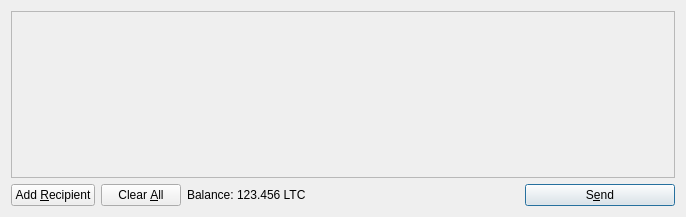
The window that src/qt/forms/sendcoinsdialog.ui (gridcoin/Gridcoin-master) describes before a commit, drawn with Qt 5.
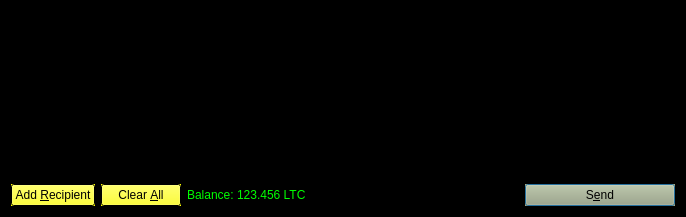
The same window after the commit. Icons and pictures are not drawn.

Diff of the .ui file:
```diff
--- a/src/qt/forms/sendcoinsdialog.ui
+++ b/src/qt/forms/sendcoinsdialog.ui
@@ -10,9 +10,130 @@
     <height>217</height>
    </rect>
   </property>
+  <property name="palette">
+   <palette>
+    <active>
+     <colorrole role="WindowText">
+      <brush brushstyle="SolidPattern">
+       <color alpha="255">
+        <red>0</red>
+        <green>255</green>
+        <blue>0</blue>
+       </color>
+      </brush>
+     </colorrole>
+     <colorrole role="Button">
+      <brush brushstyle="SolidPattern">
+       <color alpha="255">
+        <red>255</red>
+        <green>255</green>
+        <blue>0</blue>
+       </color>
+      </brush>
+     </colorrole>
+     <colorrole role="Base">
+      <brush brushstyle="SolidPattern">
+       <color alpha="255">
+        <red>255</red>
+        <green>255</green>
+        <blue>255</blue>
+       </color>
+      </brush>
+     </colorrole>
+     <colorrole role="Window">
+      <brush brushstyle="SolidPattern">
+       <color alpha="255">
+        <red>0</red>
+        <green>0</green>
+        <blue>0</blue>
+       </color>
+      </brush>
+     </colorrole>
+    </active>
+    <inactive>
+     <colorrole role="WindowText">
+      <brush brushstyle="SolidPattern">
+       <color alpha="255">
+        <red>0</red>
+        <green>255</green>
+        <blue>0</blue>
+       </color>
+      </brush>
+     </colorrole>
+     <colorrole role="Button">
+      <brush brushstyle="SolidPattern">
+       <color alpha="255">
+        <red>255</red>
+        <green>255</green>
+        <blue>0</blue>
+       </color>
+      </brush>
+     </colorrole>
+     <colorrole role="Base">
+      <brush brushstyle="SolidPattern">
+       <color alpha="255">
+        <red>255</red>
+        <green>255</green>
+        <blue>255</blue>
+       </color>
+      </brush>
+     </colorrole>
+     <colorrole role="Window">
+      <brush brushstyle="SolidPattern">
+       <color alpha="255">
+        <red>0</red>
+        <green>0</green>
+        <blue>0</blue>
+       </color>
+      </brush>
+     </colorrole>
+    </inactive>
+    <disabled>
+     <colorrole role="WindowText">
+      <brush brushstyle="SolidPattern">
+       <color alpha="255">
+        <red>120</red>
+        <green>120</green>
+        <blue>120</blue>
+       </color>
+      </brush>
+     </colorrole>
+     <colorrole role="Button">
+      <brush brushstyle="SolidPattern">
+       <color alpha="255">
+        <red>255</red>
+        <green>255</green>
+        <blue>0</blue>
+       </color>
+      </brush>
+     </colorrole>
+     <colorrole role="Base">
+      <brush brushstyle="SolidPattern">
+       <color alpha="255">
+        <red>0</red>
+        <green>0</green>
+        <blue>0</blue>
+       </color>
+      </brush>
+     </colorrole>
+     <colorrole role="Window">
+      <brush brushstyle="SolidPattern">
+       <color alpha="255">
+        <red>0</red>
+        <green>0</green>
+        <blue>0</blue>
+       </color>
+      </brush>
+     </colorrole>
+    </disabled>
+   </palette>
+  </property>
   <property name="windowTitle">
    <string>Send Coins</string>
   </property>
+  <property name="autoFillBackground">
+   <bool>true</bool>
+  </property>
   <layout class="QVBoxLayout" name="verticalLayout">
    <item>
     <widget class="QScrollArea" name="scrollArea">
@@ -63,6 +184,9 @@
        <property name="toolTip">
         <string>Send to multiple recipients at once</string>
        </property>
+       <property name="autoFillBackground">
+        <bool>true</bool>
+       </property>
        <property name="text">
         <string>Add &amp;Recipient</string>
        </property>
@@ -86,6 +210,9 @@
        <property name="toolTip">
         <string>Remove all transaction fields</string>
        </property>
+       <property name="autoFillBackground">
+        <bool>true</bool>
+       </property>
        <property name="text">
         <string>Clear &amp;All</string>
        </property>
@@ -149,9 +276,184 @@
          <height>0</height>
         </size>
        </property>
+       <property name="palette">
+        <palette>
+         <active>
+          <colorrole role="WindowText">
+           <brush brushstyle="SolidPattern">
+            <color alpha="255">
+             <red>0</red>
+             <green>255</green>
+             <blue>0</blue>
+            </color>
+           </brush>
+          </colorrole>
+          <colorrole role="Button">
+           <brush brushstyle="SolidPattern">
+            <color alpha="255">
+             <red>170</red>
+             <green>170</green>
+             <blue>127</blue>
+            </color>
+           </brush>
+          </colorrole>
+          <colorrole role="Light">
+           <brush brushstyle="SolidPattern">
+            <color alpha="255">
+             <red>0</red>
+             <green>0</green>
+             <blue>127</blue>
+            </color>
+           </brush>
+          </colorrole>
+          <colorrole role="Dark">
+           <brush brushstyle="SolidPattern">
+            <color alpha="255">
+             <red>8</red>
+             <green>232</green>
+             <blue>232</blue>
+            </color>
+           </brush>
+          </colorrole>
+          <colorrole role="Text">
+           <brush brushstyle="SolidPattern">
+            <color alpha="255">
+             <red>28</red>
+             <green>85</green>
+             <blue>41</blue>
+            </color>
+           </brush>
+          </colorrole>
+          <colorrole role="ButtonText">
+           <brush brushstyle="SolidPattern">
+            <color alpha="255">
+             <red>0</red>
+             <green>0</green>
+             <blue>0</blue>
+            </color>
+           </brush>
+          </colorrole>
+         </active>
+         <inactive>
+          <colorrole role="WindowText">
+           <brush brushstyle="SolidPattern">
+            <color alpha="255">
+             <red>0</red>
+             <green>255</green>
+             <blue>0</blue>
+            </color>
+           </brush>
+          </colorrole>
+          <colorrole role="Button">
+           <brush brushstyle="SolidPattern">
+            <color alpha="255">
+             <red>170</red>
+             <green>170</green>
+             <blue>127</blue>
+            </color>
+           </brush>
+          </colorrole>
+          <colorrole role="Light">
+           <brush brushstyle="SolidPattern">
+            <color alpha="255">
+             <red>0</red>
+             <green>0</green>
+             <blue>127</blue>
+            </color>
+           </brush>
+          </colorrole>
+          <colorrole role="Dark">
+           <brush brushstyle="SolidPattern">
+            <color alpha="255">
+             <red>8</red>
+             <green>232</green>
+             <blue>232</blue>
+            </color>
+           </brush>
+          </colorrole>
+          <colorrole role="Text">
+           <brush brushstyle="SolidPattern">
+            <color alpha="255">
+             <red>28</red>
+             <green>85</green>
+             <blue>41</blue>
+            </color>
+           </brush>
+          </colorrole>
+          <colorrole role="ButtonText">
+           <brush brushstyle="SolidPattern">
+            <color alpha="255">
+             <red>0</red>
+             <green>0</green>
+             <blue>0</blue>
+            </color>
+           </brush>
+          </colorrole>
+         </inactive>
+         <disabled>
+          <colorrole role="WindowText">
+           <brush brushstyle="SolidPattern">
+            <color alpha="255">
+             <red>8</red>
+             <green>232</green>
+             <blue>232</blue>
+            </color>
+           </brush>
+          </colorrole>
+          <colorrole role="Button">
+           <brush brushstyle="SolidPattern">
+            <color alpha="255">
+             <red>170</red>
+             <green>170</green>
+             <blue>127</blue>
+            </color>
+           </brush>
+          </colorrole>
+          <colorrole role="Light">
+           <brush brushstyle="SolidPattern">
+            <color alpha="255">
+             <red>0</red>
+             <green>0</green>
+             <blue>127</blue>
+            </color>
+           </brush>
+          </colorrole>
+          <colorrole role="Dark">
+           <brush brushstyle="SolidPattern">
+            <color alpha="255">
+             <red>8</red>
+             <green>232</green>
+             <blue>232</blue>
+            </color>
+           </brush>
+          </colorrole>
+          <colorrole role="Text">
+           <brush brushstyle="SolidPattern">
+            <color alpha="255">
+             <red>8</red>
+             <green>232</green>
+             <blue>232</blue>
+            </color>
+           </brush>
+          </colorrole>
+          <colorrole role="ButtonText">
+           <brush brushstyle="SolidPattern">
+            <color alpha="255">
+             <red>8</red>
+             <green>232</green>
+             <blue>232</blue>
+            </color>
+           </brush>
+          </colorrole>
+         </disabled>
+        </palette>
+       </property>
        <property name="toolTip">
         <string>Confirm the send action</string>
        </property>
+       <property name="autoFillBackground">
+        <bool>true</bool>
+       </property>
        <property name="text">
         <string>S&amp;end</string>
        </property>
```
